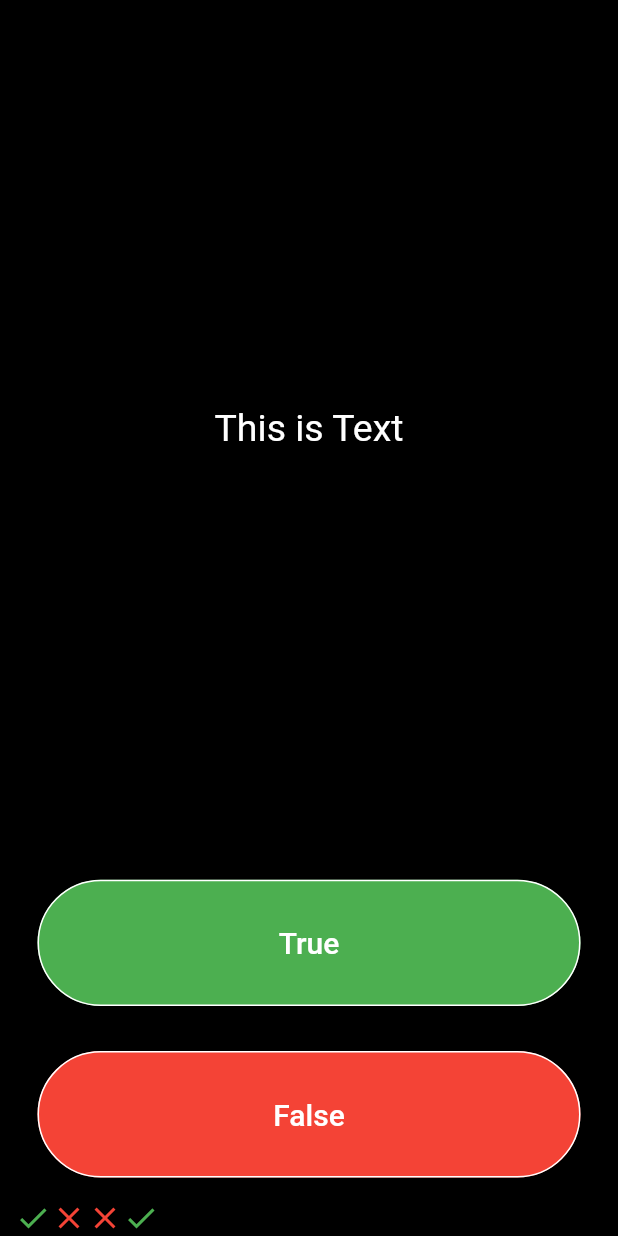
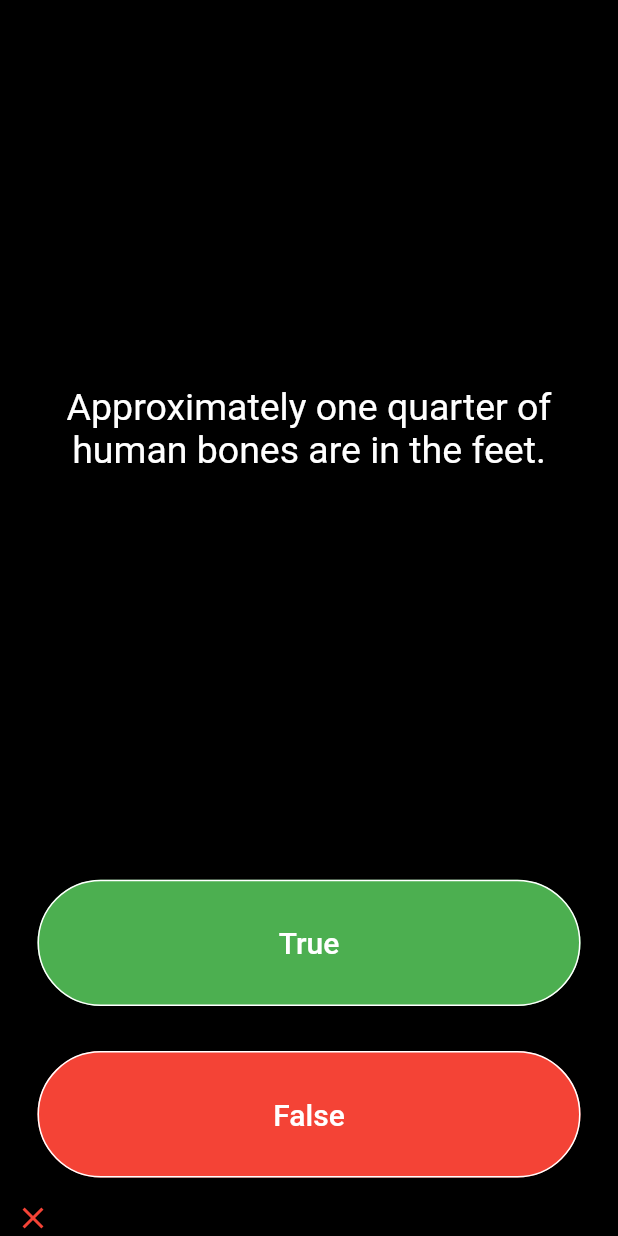
Before and after one commit to SiddhantJaiswal-0125/FlutterNew, a Flutter app: the screen it shows after launch, after a tap on "True", on a phone screen of 412 x 824 dp. Run offline on Flutter 3.47's test engine with Material 2 defaults, Android fonts, the phone set to English and light mode, and no system bars.

Commit message:
initial 0.1

```diff
--- a/quizApp/quiz_app/lib/main.dart
+++ b/quizApp/quiz_app/lib/main.dart
@@ -25,24 +25,13 @@ class QuizPage extends StatefulWidget {
 }
 
 class _QuizPageState extends State<QuizPage> {
-  List<Widget> result = [
-    Icon(
-      Icons.check,
-      color: Colors.green,
-    ),
-    Icon(
-      Icons.close,
-      color: Colors.red,
-    ),
-    Icon(
-      Icons.close,
-      color: Colors.red,
-    ),
-    Icon(
-      Icons.check,
-      color: Colors.green,
-    ),
+  List<Icon> result = [];
+  List<String> Ques = [
+    'You can lead a cow down stairs but not up stairs.',
+    'Approximately one quarter of human bones are in the feet.',
+    'A slug\'s blood is green.',
   ];
+  int index = 0;
   @override
   Widget build(BuildContext context) {
     return Column(
@@ -56,7 +45,8 @@ class _QuizPageState extends State<QuizPage> {
                 child: Center(
                     child: Text(
                   // here you have to add your Question
-                  'This is Text',
+
+                  Ques[index % 3],
                   textAlign: TextAlign.center,
                   style: TextStyle(
                     fontSize: 25.0,
@@ -82,6 +72,19 @@ class _QuizPageState extends State<QuizPage> {
                 ),
                 onPressed: () {
                   //User Click true
+                  if (index % 3 == 1 || index % 3 == 2)
+                    result.add(Icon(
+                      Icons.check,
+                      color: Colors.green,
+                    ));
+                  else
+                    result.add(Icon(
+                      Icons.close,
+                      color: Colors.red,
+                    ));
+                  setState(() {
+                    index++;
+                  });
                 },
               ),
             ),
@@ -103,6 +106,19 @@ class _QuizPageState extends State<QuizPage> {
                   ),
                   onPressed: () {
                     //UserInput on False
+                    if (index % 3 == 0)
+                      result.add(Icon(
+                        Icons.check,
+                        color: Colors.green,
+                      ));
+                    else
+                      result.add(Icon(
+                        Icons.close,
+                        color: Colors.red,
+                      ));
+                    setState(() {
+                      index++;
+                    });
                   },
                 )),
           ),
@@ -112,3 +128,9 @@ class _QuizPageState extends State<QuizPage> {
         ]);
   }
 }
+
+/*
+question1: 'You can lead a cow down stairs but not up stairs.', false,
+question2: 'Approximately one quarter of human bones are in the feet.', true,
+question3: 'A slug\'s blood is green.', true,
+*/
```
